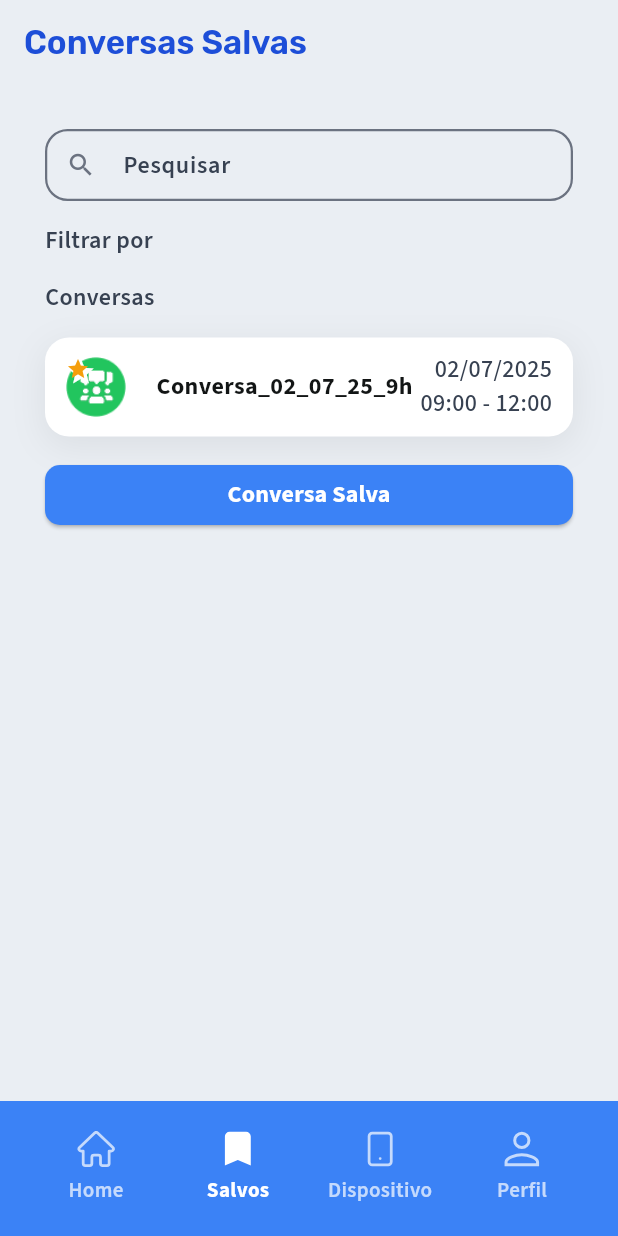
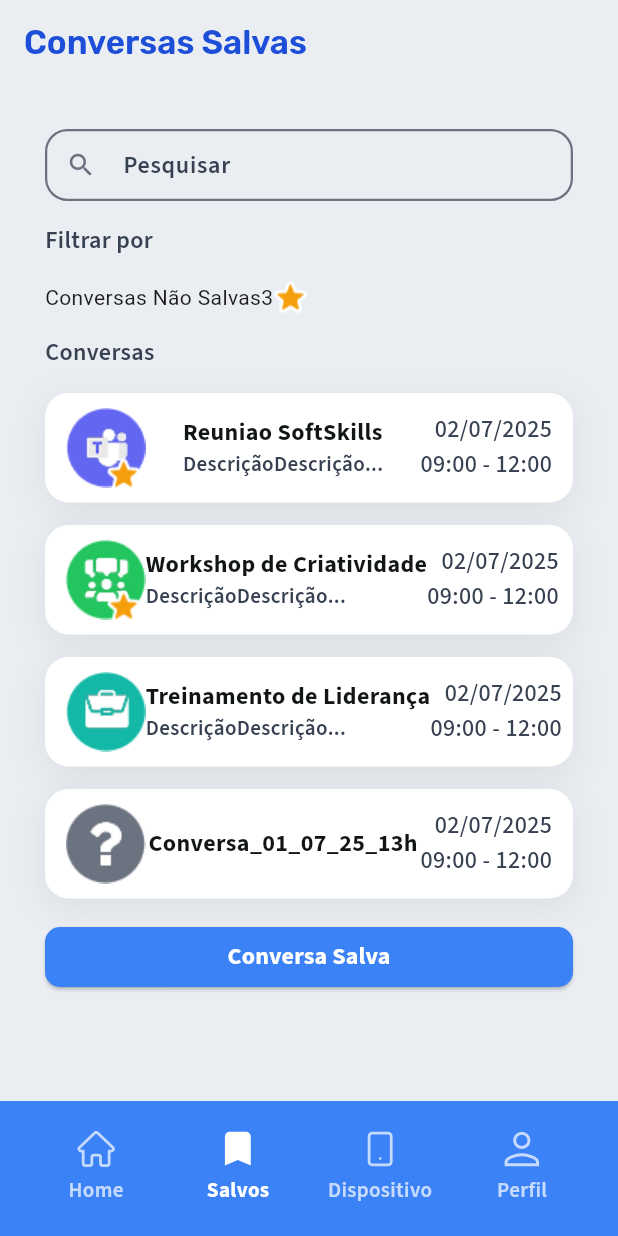
Before and after one commit to Beatriz02020/Sonoris-iot-app-transcricao, a Flutter app: the screen it shows after launch, item 2 of the bottom bar chosen, on a phone screen of 412 x 824 dp. Run offline on Flutter 3.47's test engine with Material 3 defaults, Android fonts, the phone set to English and light mode, and no system bars; our stand-ins replace flutter_svg.

Commit message:
feat: estou quase terminando a sessão de conversas

```diff
--- a/lib/components/chatSelect.dart
+++ b/lib/components/chatSelect.dart
@@ -7,11 +7,13 @@ import '../theme/text_styles.dart';
 
 class ChatSelect extends StatelessWidget {
   final String nome;
+  final String? descricao;
   final String data;
   final String horarioInicial;
   final String horarioFinal;
   final String? image;
-  final Widget? overlayIcon;
+  final bool favorito;
+
 
   const ChatSelect({
     super.key,
@@ -19,13 +21,19 @@ class ChatSelect extends StatelessWidget {
     required this.data,
     required this.horarioInicial,
     required this.horarioFinal,
-    required this.image,
-    required this.overlayIcon,
+    this.descricao,
+    this.image,
+    this.favorito = false,
+
   });
 
   @override
   Widget build(BuildContext context) {
     final String imagePath = 'assets/images/icons/$image.png';
+
+    String limitarDescricao(String text, [int maxLength = 18]) {
+      return (text.length <= maxLength) ? text : '${text.substring(0, maxLength)}...';
+    }
 
     return GestureDetector(
       onTap: () {
@@ -62,28 +70,43 @@ class ChatSelect extends StatelessWidget {
                 children: [
                   Image.asset(
                     imagePath,
-                    height: 40,
-                    width: 40,
                     fit: BoxFit.cover,
                   ),
-                  // TODO arrumar os icones
-                  Icon(
-                    Icons.star,
-                    color: AppColors.white100, // cor do contorno
-                    size: 20,
-                  ),
-                  Icon(
-                    Icons.star,
-                    color: AppColors.amber500, // cor do preenchimento
-                    size: 16,
-                  ),
+                  // TODO colocar limite de caracteres no titulo
+
+                  if (favorito != false)
+                    Positioned(
+                      bottom: -4,
+                      left: 25,
+                      child: Container(
+                        padding: const EdgeInsets.all(2),
+                        decoration: BoxDecoration(
+                        ),
+                        child:  Image.asset(
+                          'assets/images/icons/Estrela.png',
+                        ),
+                      ),
+                    ),
                 ],
               ),
 
-            if (image != null) const SizedBox(width: 10),
-            Text(
-              nome,
-              style: AppTextStyles.bold.copyWith(color: AppColors.gray900),
+            Column(
+              crossAxisAlignment: CrossAxisAlignment.start,
+              children: [
+                Text(
+                  nome,
+                  style: AppTextStyles.bold.copyWith(color: AppColors.gray900),
+                ),
+
+                // Se tiver descrição, mostra
+                if (descricao != null)
+                  Text(
+                    limitarDescricao(descricao!),
+                    style: AppTextStyles.bodySmall,
+                    maxLines: 1,                        // Limita a 1 linha
+                    overflow: TextOverflow.ellipsis,   // Adiciona "..."
+                  ),
+              ],
             ),
             Column(
               crossAxisAlignment: CrossAxisAlignment.end,
@@ -93,6 +116,8 @@ class ChatSelect extends StatelessWidget {
                   '$horarioInicial - $horarioFinal',
                   style: AppTextStyles.medium,
                 ),
+
+
               ],
             ),
           ],
--- a/lib/screens/main/home/unsaved_chats_screen.dart
+++ b/lib/screens/main/home/unsaved_chats_screen.dart
@@ -57,15 +57,15 @@ class _UnsavedChatsScreenState extends State<UnsavedChatsScreen> {
                 Column(
                   spacing: 12,
                   children: [
-                    ChatSelect(nome: 'Conversa_04_07_25_8h', data: '04/07/2025', horarioInicial: '08:30', horarioFinal: '11:30', image: null, overlayIcon: null,),
-                    ChatSelect(nome: 'Conversa_03_07_25_10h', data: '03/07/2025', horarioInicial: '10:00', horarioFinal: '13:00', image: null, overlayIcon: null,),
-                    ChatSelect(nome: 'Conversa_02_07_25_9h', data: '02/07/2025', horarioInicial: '09:00', horarioFinal: '12:00', image: null, overlayIcon: null,),
-                    ChatSelect(nome: 'Conversa_04_07_25_8h', data: '04/07/2025', horarioInicial: '08:30', horarioFinal: '11:30', image: null, overlayIcon: null,),
-                    ChatSelect(nome: 'Conversa_03_07_25_10h', data: '03/07/2025', horarioInicial: '10:00', horarioFinal: '13:00', image: null, overlayIcon: null,),
-                    ChatSelect(nome: 'Conversa_02_07_25_9h', data: '02/07/2025', horarioInicial: '09:00', horarioFinal: '12:00', image: null, overlayIcon: null,),
-                    ChatSelect(nome: 'Conversa_04_07_25_8h', data: '04/07/2025', horarioInicial: '08:30', horarioFinal: '11:30', image: null, overlayIcon: null,),
-                    ChatSelect(nome: 'Conversa_03_07_25_10h', data: '03/07/2025', horarioInicial: '10:00', horarioFinal: '13:00', image: null, overlayIcon: null,),
-                    ChatSelect(nome: 'Conversa_02_07_25_9h', data: '02/07/2025', horarioInicial: '09:00', horarioFinal: '12:00', image: null, overlayIcon: null,),
+                    ChatSelect(nome: 'Conversa_04_07_25_8h', data: '04/07/2025', horarioInicial: '08:30', horarioFinal: '11:30'),
+                    ChatSelect(nome: 'Conversa_03_07_25_10h', data: '03/07/2025', horarioInicial: '10:00', horarioFinal: '13:00'),
+                    ChatSelect(nome: 'Conversa_02_07_25_9h', data: '02/07/2025', horarioInicial: '09:00', horarioFinal: '12:00'),
+                    ChatSelect(nome: 'Conversa_04_07_25_8h', data: '04/07/2025', horarioInicial: '08:30', horarioFinal: '11:30'),
+                    ChatSelect(nome: 'Conversa_03_07_25_10h', data: '03/07/2025', horarioInicial: '10:00', horarioFinal: '13:00'),
+                    ChatSelect(nome: 'Conversa_02_07_25_9h', data: '02/07/2025', horarioInicial: '09:00', horarioFinal: '12:00'),
+                    ChatSelect(nome: 'Conversa_04_07_25_8h', data: '04/07/2025', horarioInicial: '08:30', horarioFinal: '11:30'),
+                    ChatSelect(nome: 'Conversa_03_07_25_10h', data: '03/07/2025', horarioInicial: '10:00', horarioFinal: '13:00'),
+                    ChatSelect(nome: 'Conversa_02_07_25_9h', data: '02/07/2025', horarioInicial: '09:00', horarioFinal: '12:00'),
                   ],
                 ),
               ],
--- a/lib/screens/main/savedChats/saved_chats_screen.dart
+++ b/lib/screens/main/savedChats/saved_chats_screen.dart
@@ -33,15 +33,16 @@ class _SavedChatsScreenState extends State<SavedChatsScreen> {
         backgroundColor: AppColors.background,
         //iconTheme: const IconThemeData(color: AppColors.blue700,),
         titleTextStyle: AppTextStyles.h3.copyWith(color: AppColors.blue700),
-        title: const Text(
-            'Conversas Salvas'
+        title: const Text('Conversas Salvas'),
       ),
-      ),
-      body: Padding(
+
+      body: ListView(
+        children: [
+          Padding(
             padding: const EdgeInsets.only(
               left: 30,
               right: 30,
-          top: 30,  // original (55)
+              top: 30, // original (55)
               bottom: 30,
             ),
             child: Column(
@@ -49,19 +50,43 @@ class _SavedChatsScreenState extends State<SavedChatsScreen> {
               mainAxisAlignment: MainAxisAlignment.start,
               crossAxisAlignment: CrossAxisAlignment.start,
               children: [
-
                 // input de pesquisa
-            CustomTextField(hintText: 'Pesquisar', isSearch: true, fullWidth: true,),
+                CustomTextField(
+                  hintText: 'Pesquisar',
+                  isSearch: true,
+                  fullWidth: true,
+                ),
 
                 // filtros
                 Text('Filtrar por', style: AppTextStyles.body),
 
                 // conversas não salvas
+                Row(
+                  children: [
+                    Row(
+                      children: [
+                        Text('Conversas Não Salvas')
+                      ],
+                    ),
+                    Row(
+                      children: [
+                        Text('3'),
+                        Image.asset(
+                          'assets/images/icons/Estrela.png',
+                        ),
+                      ],
+                    )
+                  ],
+                ),
+
 
                 // conversas
                 Text('Conversas', style: AppTextStyles.body),
 
-            ChatSelect(nome: 'Conversa_02_07_25_9h', data: '02/07/2025', horarioInicial: '09:00', horarioFinal: '12:00', image: 'Reuniao', overlayIcon: null,),
+                ChatSelect(nome: 'Reuniao SoftSkills', data: '02/07/2025', horarioInicial: '09:00', horarioFinal: '12:00', image: 'Teams', favorito: true, descricao: 'DescriçãoDescriçãoDescriçasdsada',),
+                ChatSelect(nome: 'Workshop de Criatividade', data: '02/07/2025', horarioInicial: '09:00', horarioFinal: '12:00', image: 'Reuniao', favorito: true, descricao: 'DescriçãoDescriçãoDescriçasdsada',),
+                ChatSelect(nome: 'Treinamento de Liderança', data: '02/07/2025', horarioInicial: '09:00', horarioFinal: '12:00', image: 'Trabalho', descricao: 'DescriçãoDescriçãoDescriçasdsada',),
+                ChatSelect(nome: 'Conversa_01_07_25_13h', data: '02/07/2025', horarioInicial: '09:00', horarioFinal: '12:00', image: 'Outros',),
 
                 CustomButton(
                   text: 'Conversa Salva',
@@ -73,6 +98,8 @@ class _SavedChatsScreenState extends State<SavedChatsScreen> {
               ],
             ),
           ),
+        ],
+      ),
     );
   }
 }
```
Also changed, not shown: assets/images/icons/Estrela.png (added), assets/images/icons/Historico.png (added), assets/images/icons/Seta.png (added). Lines whose indentation alone changed are shown as unchanged.
